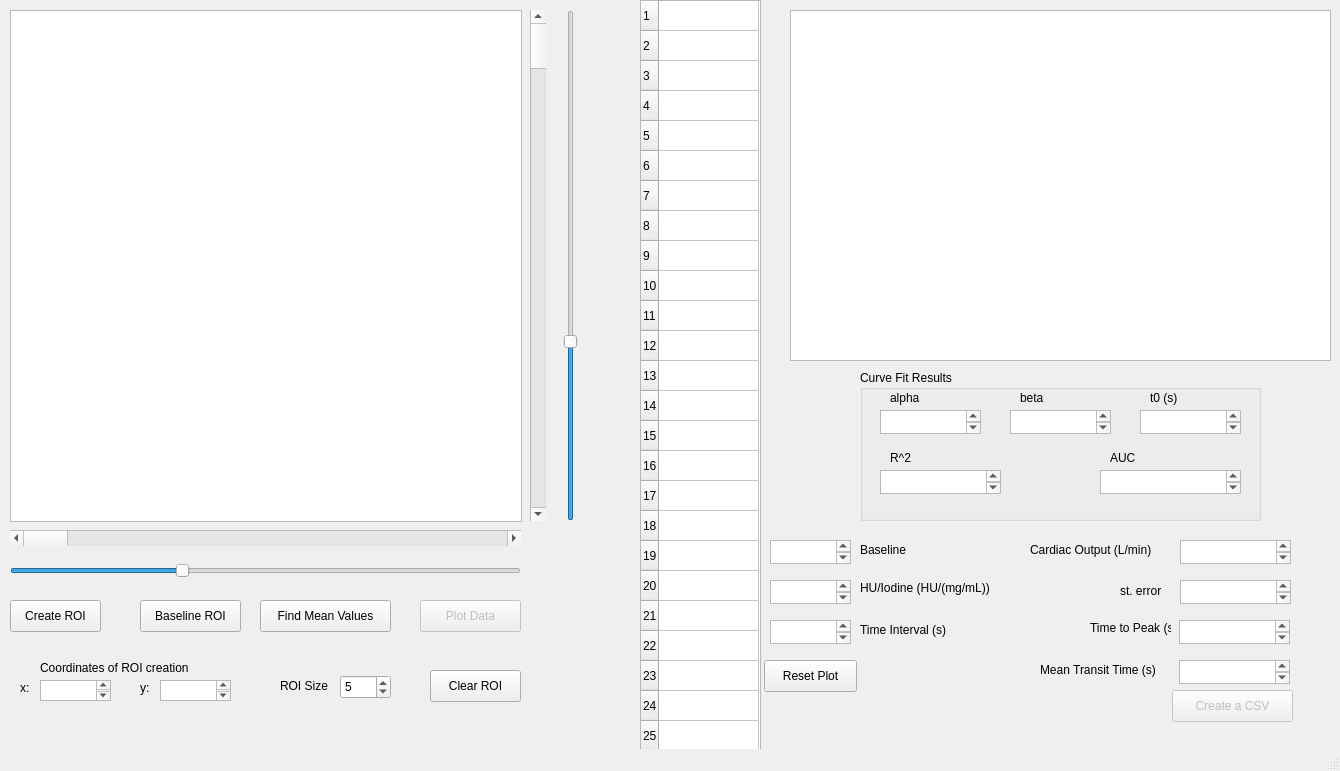
ogdenk/CTCO, file CTCOGUI.ui: the form before one commit.
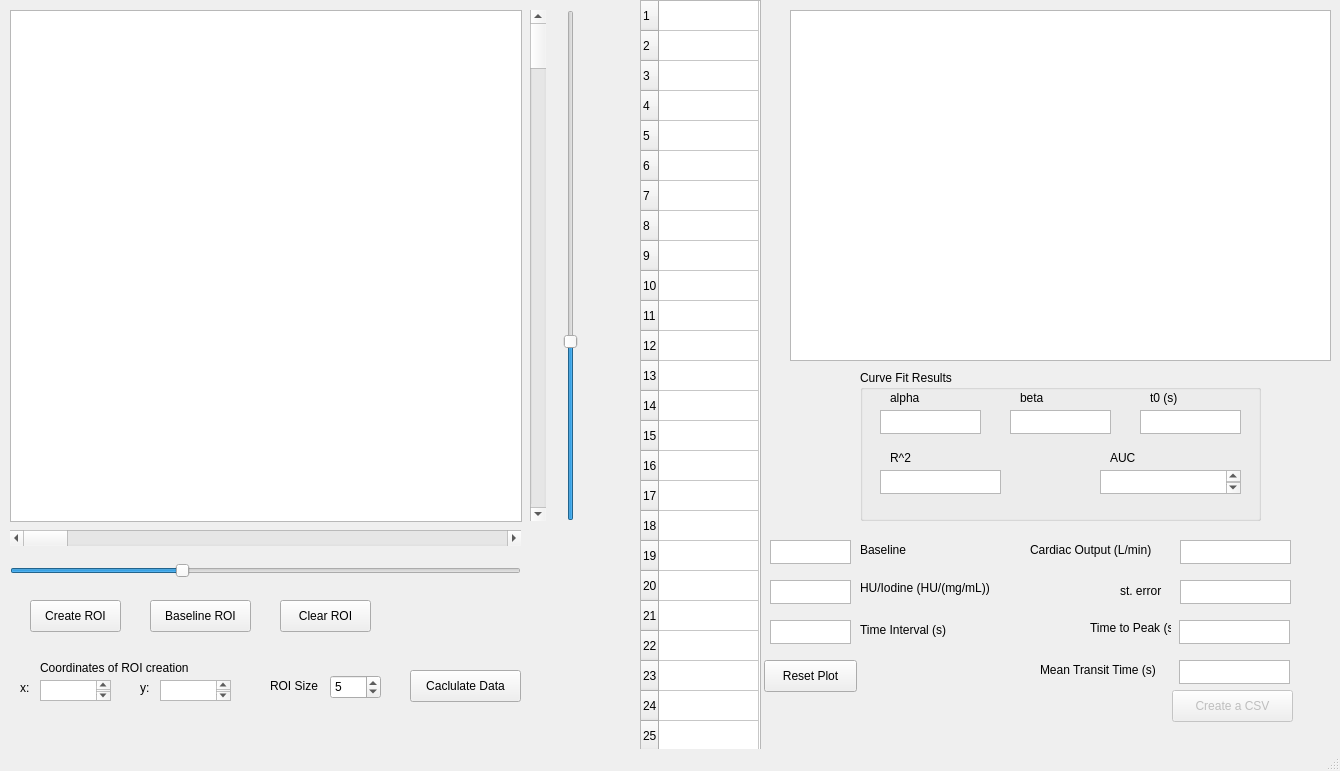
The form after the commit. Custom widgets are drawn as their Qt base class.

Commit message:
Fixed possible issue with table having too much data and rounded up time interval to the nearest thousandth.
To Shane:
I can't figure out why the image starts off being offset (it's down and to the right of where the image actually starts), if you could fix that (or figure why it is happening), that would be much appreciated.
-Michael

Patch:
```diff
--- a/CTCOGUI.ui
+++ b/CTCOGUI.ui
@@ -109,7 +109,7 @@
    <widget class="QPushButton" name="createROI_btn">
     <property name="geometry">
      <rect>
-      <x>10</x>
+      <x>30</x>
       <y>600</y>
       <width>91</width>
       <height>32</height>
@@ -122,8 +122,8 @@
    <widget class="QPushButton" name="clearROI_btn">
     <property name="geometry">
      <rect>
-      <x>430</x>
-      <y>670</y>
+      <x>280</x>
+      <y>600</y>
       <width>91</width>
       <height>32</height>
      </rect>
@@ -135,7 +135,7 @@
    <widget class="QSpinBox" name="spinBoxROI">
     <property name="geometry">
      <rect>
-      <x>340</x>
+      <x>330</x>
       <y>675</y>
       <width>51</width>
       <height>24</height>
@@ -154,7 +154,7 @@
    <widget class="QLabel" name="label_4">
     <property name="geometry">
      <rect>
-      <x>280</x>
+      <x>270</x>
       <y>670</y>
       <width>61</width>
       <height>31</height>
@@ -164,23 +164,10 @@
      <string>ROI Size</string>
     </property>
    </widget>
-   <widget class="QPushButton" name="findMean_btn">
-    <property name="geometry">
-     <rect>
-      <x>260</x>
-      <y>600</y>
-      <width>131</width>
-      <height>32</height>
-     </rect>
-    </property>
-    <property name="text">
-     <string>Find Mean Values</string>
-    </property>
-   </widget>
    <widget class="QPushButton" name="baseROI_btn">
     <property name="geometry">
      <rect>
-      <x>140</x>
+      <x>150</x>
       <y>600</y>
       <width>101</width>
       <height>32</height>
@@ -284,6 +271,9 @@
     <property name="mouseTracking">
      <bool>false</bool>
     </property>
+    <property name="verticalScrollBarPolicy">
+     <enum>Qt::ScrollBarAlwaysOff</enum>
+    </property>
     <property name="textInteractionFlags">
      <set>Qt::TextSelectableByKeyboard|Qt::TextSelectableByMouse</set>
     </property>
@@ -300,6 +290,9 @@
     <property name="mouseTracking">
      <bool>false</bool>
     </property>
+    <property name="verticalScrollBarPolicy">
+     <enum>Qt::ScrollBarAlwaysOff</enum>
+    </property>
     <property name="textInteractionFlags">
      <set>Qt::TextSelectableByKeyboard|Qt::TextSelectableByMouse</set>
     </property>
@@ -329,6 +322,9 @@
     <property name="mouseTracking">
      <bool>false</bool>
     </property>
+    <property name="verticalScrollBarPolicy">
+     <enum>Qt::ScrollBarAlwaysOff</enum>
+    </property>
     <property name="textInteractionFlags">
      <set>Qt::TextSelectableByKeyboard|Qt::TextSelectableByMouse</set>
     </property>
@@ -358,6 +354,9 @@
     <property name="mouseTracking">
      <bool>false</bool>
     </property>
+    <property name="verticalScrollBarPolicy">
+     <enum>Qt::ScrollBarAlwaysOff</enum>
+    </property>
     <property name="readOnly">
      <bool>true</bool>
     </property>
@@ -415,6 +414,9 @@
      <property name="mouseTracking">
       <bool>false</bool>
      </property>
+     <property name="verticalScrollBarPolicy">
+      <enum>Qt::ScrollBarAlwaysOff</enum>
+     </property>
      <property name="textInteractionFlags">
       <set>Qt::TextSelectableByKeyboard|Qt::TextSelectableByMouse</set>
      </property>
@@ -431,6 +433,9 @@
      <property name="mouseTracking">
       <bool>false</bool>
      </property>
+     <property name="verticalScrollBarPolicy">
+      <enum>Qt::ScrollBarAlwaysOff</enum>
+     </property>
      <property name="textInteractionFlags">
       <set>Qt::TextSelectableByKeyboard|Qt::TextSelectableByMouse</set>
      </property>
@@ -447,6 +452,9 @@
      <property name="mouseTracking">
       <bool>false</bool>
      </property>
+     <property name="verticalScrollBarPolicy">
+      <enum>Qt::ScrollBarAlwaysOff</enum>
+     </property>
      <property name="textInteractionFlags">
       <set>Qt::TextSelectableByKeyboard|Qt::TextSelectableByMouse</set>
      </property>
@@ -521,6 +529,9 @@
      <property name="mouseTracking">
       <bool>false</bool>
      </property>
+     <property name="verticalScrollBarPolicy">
+      <enum>Qt::ScrollBarAlwaysOff</enum>
+     </property>
      <property name="textInteractionFlags">
       <set>Qt::TextSelectableByKeyboard|Qt::TextSelectableByMouse</set>
      </property>
@@ -541,18 +552,18 @@
    </widget>
    <widget class="QPushButton" name="plotData_btn">
     <property name="enabled">
-     <bool>false</bool>
+     <bool>true</bool>
     </property>
     <property name="geometry">
      <rect>
-      <x>420</x>
-      <y>600</y>
-      <width>101</width>
+      <x>410</x>
+      <y>670</y>
+      <width>111</width>
       <height>32</height>
      </rect>
     </property>
     <property name="text">
-     <string>Plot Data</string>
+     <string>Caclulate Data</string>
     </property>
    </widget>
    <widget class="QTableWidget" name="HUvalues">
@@ -664,6 +675,9 @@
     <property name="mouseTracking">
      <bool>false</bool>
     </property>
+    <property name="verticalScrollBarPolicy">
+     <enum>Qt::ScrollBarAlwaysOff</enum>
+    </property>
    </widget>
    <widget class="QLabel" name="label_HUConversion">
     <property name="geometry">
@@ -703,6 +717,12 @@
     <property name="mouseTracking">
      <bool>false</bool>
     </property>
+    <property name="verticalScrollBarPolicy">
+     <enum>Qt::ScrollBarAlwaysOff</enum>
+    </property>
+    <property name="readOnly">
+     <bool>true</bool>
+    </property>
    </widget>
    <widget class="QPlainTextEdit" name="baselineInput">
     <property name="geometry">
@@ -716,6 +736,12 @@
     <property name="mouseTracking">
      <bool>false</bool>
     </property>
+    <property name="verticalScrollBarPolicy">
+     <enum>Qt::ScrollBarAlwaysOff</enum>
+    </property>
+    <property name="readOnly">
+     <bool>true</bool>
+    </property>
    </widget>
    <widget class="QLabel" name="label_tinterval">
     <property name="geometry">
```
Left out of the diff: 5 changed lines with no effect on the pictures. The commit also changes 2 other files.
